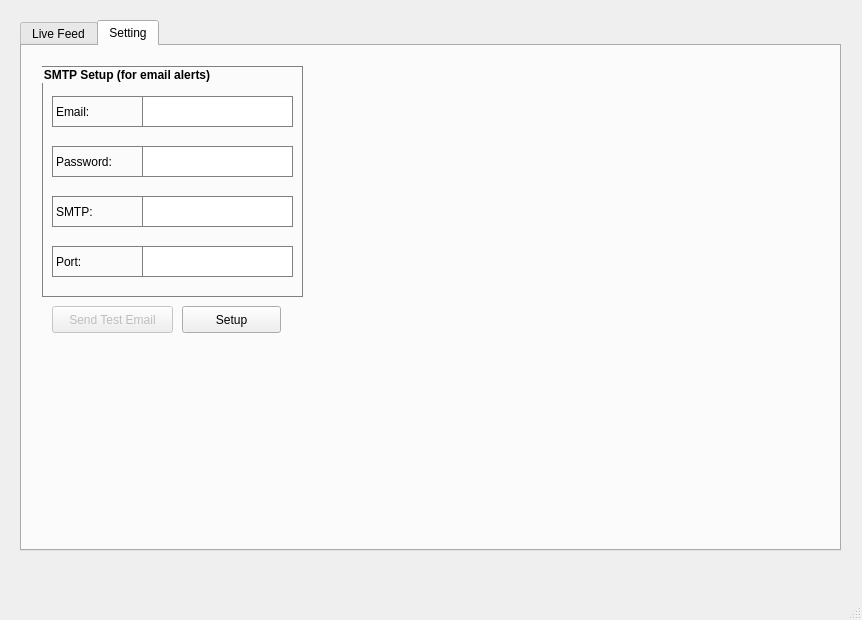
Qt form interface.ui (hans-ob1/deep_eye) before a commit.
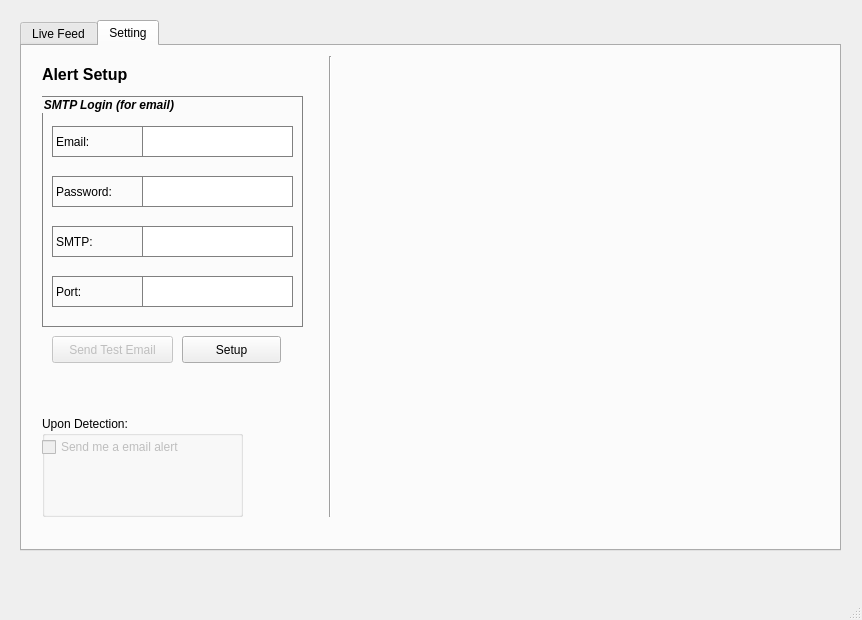
The same form after that commit. The open tabs and pages were chosen to show the change.

Commit message: fixed email sendout

What changed in the file:
```diff
--- a/interface.ui
+++ b/interface.ui
@@ -180,7 +180,7 @@
       <property name="geometry">
        <rect>
         <x>20</x>
-        <y>20</y>
+        <y>50</y>
         <width>261</width>
         <height>231</height>
        </rect>
@@ -188,6 +188,7 @@
       <property name="font">
        <font>
         <weight>75</weight>
+        <italic>true</italic>
         <bold>true</bold>
        </font>
       </property>
@@ -195,7 +196,7 @@
        <string notr="true">border: 1px solid gray;</string>
       </property>
       <property name="title">
-       <string>SMTP Setup (for email alerts)</string>
+       <string>SMTP Login (for email)</string>
       </property>
       <widget class="QLabel" name="email_label">
        <property name="geometry">
@@ -293,12 +294,21 @@
      <widget class="QLabel" name="err_email_label">
       <property name="geometry">
        <rect>
-        <x>80</x>
-        <y>300</y>
-        <width>121</width>
-        <height>17</height>
+        <x>90</x>
+        <y>330</y>
+        <width>131</width>
+        <height>20</height>
        </rect>
       </property>
+      <property name="font">
+       <font>
+        <pointsize>10</pointsize>
+        <italic>true</italic>
+       </font>
+      </property>
+      <property name="styleSheet">
+       <string notr="true">color: rgb(255, 0, 0);</string>
+      </property>
       <property name="text">
        <string/>
       </property>
@@ -310,7 +320,7 @@
       <property name="geometry">
        <rect>
         <x>30</x>
-        <y>260</y>
+        <y>290</y>
         <width>121</width>
         <height>27</height>
        </rect>
@@ -323,7 +333,7 @@
       <property name="geometry">
        <rect>
         <x>160</x>
-        <y>260</y>
+        <y>290</y>
         <width>99</width>
         <height>27</height>
        </rect>
@@ -332,6 +342,68 @@
        <string>Setup</string>
       </property>
      </widget>
+     <widget class="Line" name="settingdivider">
+      <property name="geometry">
+       <rect>
+        <x>300</x>
+        <y>10</y>
+        <width>16</width>
+        <height>461</height>
+       </rect>
+      </property>
+      <property name="orientation">
+       <enum>Qt::Vertical</enum>
+      </property>
+     </widget>
+     <widget class="QLabel" name="alertsetuplabel">
+      <property name="geometry">
+       <rect>
+        <x>20</x>
+        <y>20</y>
+        <width>91</width>
+        <height>17</height>
+       </rect>
+      </property>
+      <property name="font">
+       <font>
+        <pointsize>12</pointsize>
+        <weight>75</weight>
+        <bold>true</bold>
+       </font>
+      </property>
+      <property name="text">
+       <string>Alert Setup</string>
+      </property>
+     </widget>
+     <widget class="QGroupBox" name="upondetectGrp">
+      <property name="geometry">
+       <rect>
+        <x>20</x>
+        <y>370</y>
+        <width>201</width>
+        <height>101</height>
+       </rect>
+      </property>
+      <property name="title">
+       <string>Upon Detection:</string>
+      </property>
+      <widget class="QCheckBox" name="sendemailCheck">
+       <property name="enabled">
+        <bool>false</bool>
+       </property>
+       <property name="geometry">
+        <rect>
+         <x>0</x>
+         <y>20</y>
+         <width>171</width>
+         <height>22</height>
+        </rect>
+       </property>
+       <property name="text">
+        <string>Send me a email alert</string>
+       </property>
+      </widget>
+     </widget>
     </widget>
    </widget>
   </widget>
```
Left out of the diff: 2 changed lines with no effect on the pictures. The commit also changes 6 other files.
